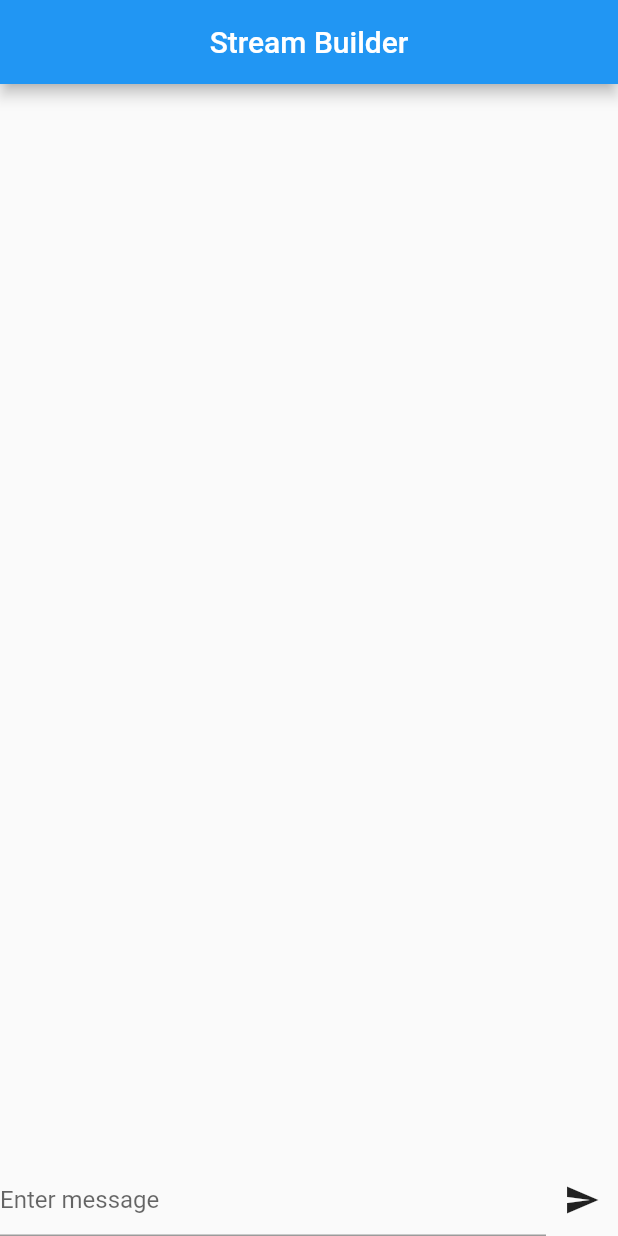
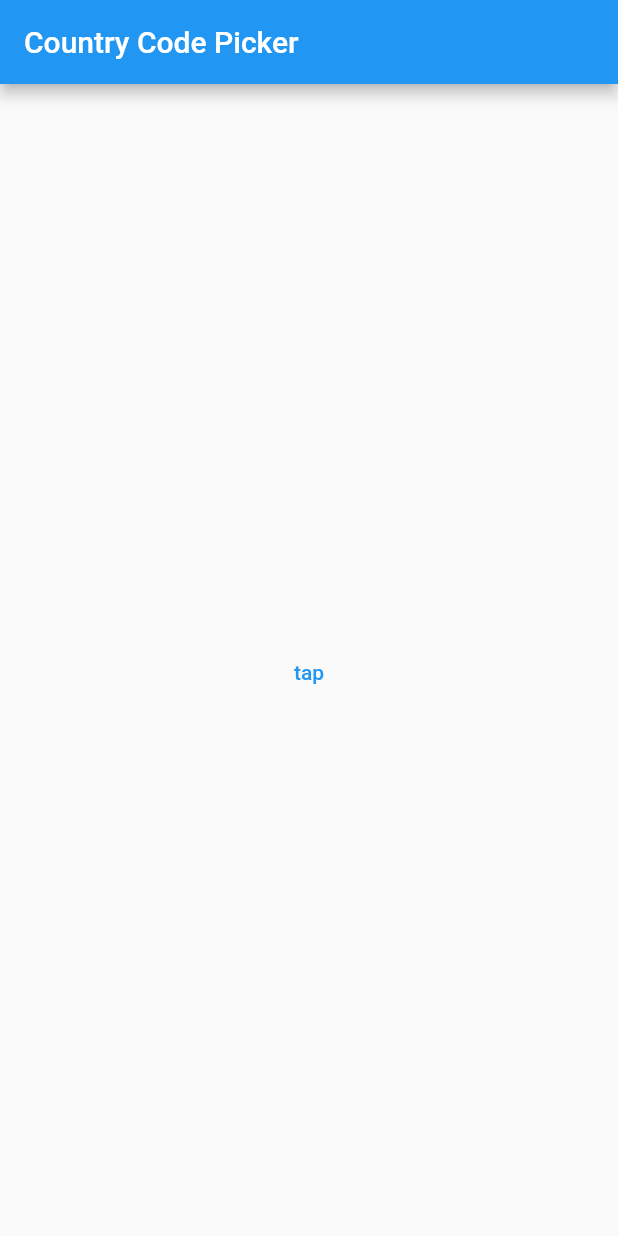
Before and after one commit to MudasirHussain72/Flutter-Widget-Of-The-Week, a Flutter app: the screen it shows after launch, on a phone screen of 412 x 824 dp. Run offline on Flutter 3.47's test engine with Material 2 defaults, Android fonts, the phone set to English and light mode, and no system bars; our stand-ins replace country_picker.

Commit message:
CountryCodePicker added

```diff
--- /dev/null
+++ b/lib/country_code_picker.dart
@@ -0,0 +1,43 @@
+import 'package:country_picker/country_picker.dart';
+import 'package:flutter/material.dart';
+
+class CountryCodePickerWidget extends StatefulWidget {
+  const CountryCodePickerWidget({super.key});
+
+  @override
+  State<CountryCodePickerWidget> createState() =>
+      _CountryCodePickerWidgetState();
+}
+
+class _CountryCodePickerWidgetState extends State<CountryCodePickerWidget> {
+  String countryCode = '';
+  @override
+  Widget build(BuildContext context) {
+    return Scaffold(
+      appBar: AppBar(title: const Text("Country Code Picker")),
+      body: Column(
+          mainAxisAlignment: MainAxisAlignment.center,
+          crossAxisAlignment: CrossAxisAlignment.center,
+          children: [
+            Text(
+              countryCode.toString(),
+            ),
+            TextButton(
+                onPressed: () {
+                  showCountryPicker(
+                    context: context,
+                    favorite: ["pk"],
+                    countryListTheme: CountryListThemeData(flagSize: 20),
+                    onSelect: (Country value) {
+                      print(value.countryCode.toLowerCase());
+                      print(value.displayName.toLowerCase());
+                      countryCode = value.displayName.toString();
+                      setState(() {});
+                    },
+                  );
+                },
+                child: Center(child: Text("tap")))
+          ]),
+    );
+  }
+}
--- a/lib/main.dart
+++ b/lib/main.dart
@@ -1,5 +1,5 @@
 import 'package:flutter/material.dart';
-import 'package:widgets/streams_builder_screen.dart';
+import 'package:widgets/country_code_picker.dart';
 
 void main() {
   runApp(const MyApp());
@@ -12,7 +12,7 @@ class MyApp extends StatelessWidget {
   Widget build(BuildContext context) {
     return const MaterialApp(
       debugShowCheckedModeBanner: false,
-      home: StreamsBuilderScreen(),
+      home: CountryCodePickerWidget(),
     );
   }
 }
--- a/pubspec.yaml
+++ b/pubspec.yaml
@@ -36,6 +36,7 @@ dependencies:
   # The following adds the Cupertino Icons font to your application.
   # Use with the CupertinoIcons class for iOS style icons.
   cupertino_icons: ^1.0.2
+  country_picker: ^2.0.16
 
 dev_dependencies:
   flutter_test:
```
Also changed, not shown: pubspec.lock.
